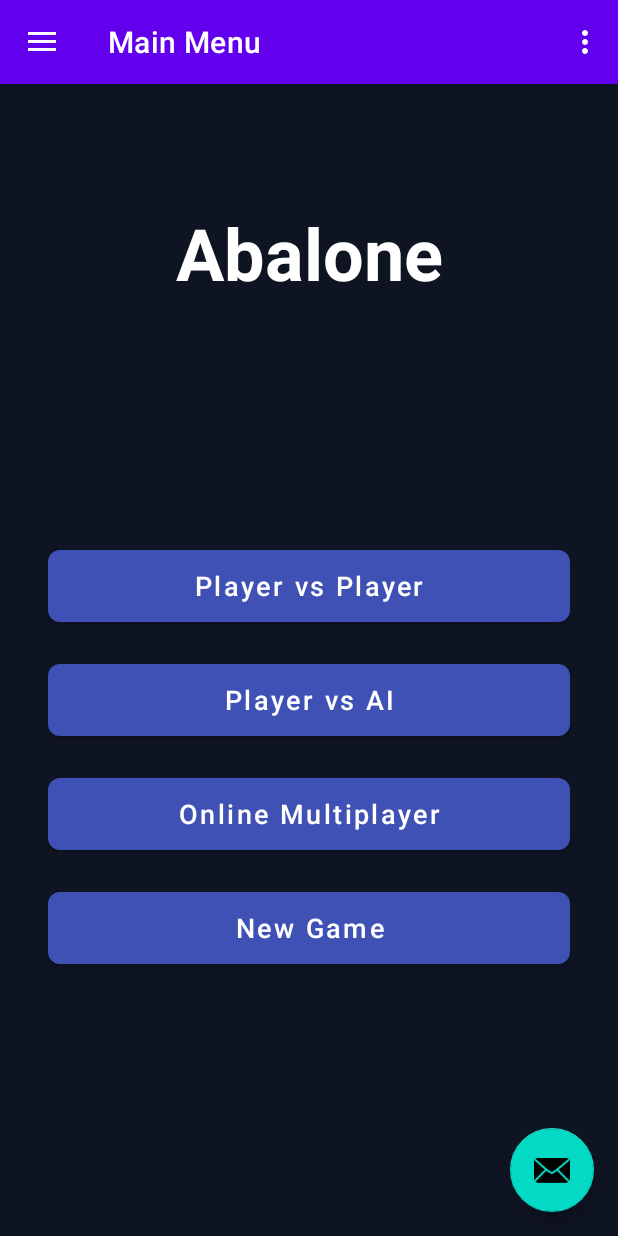
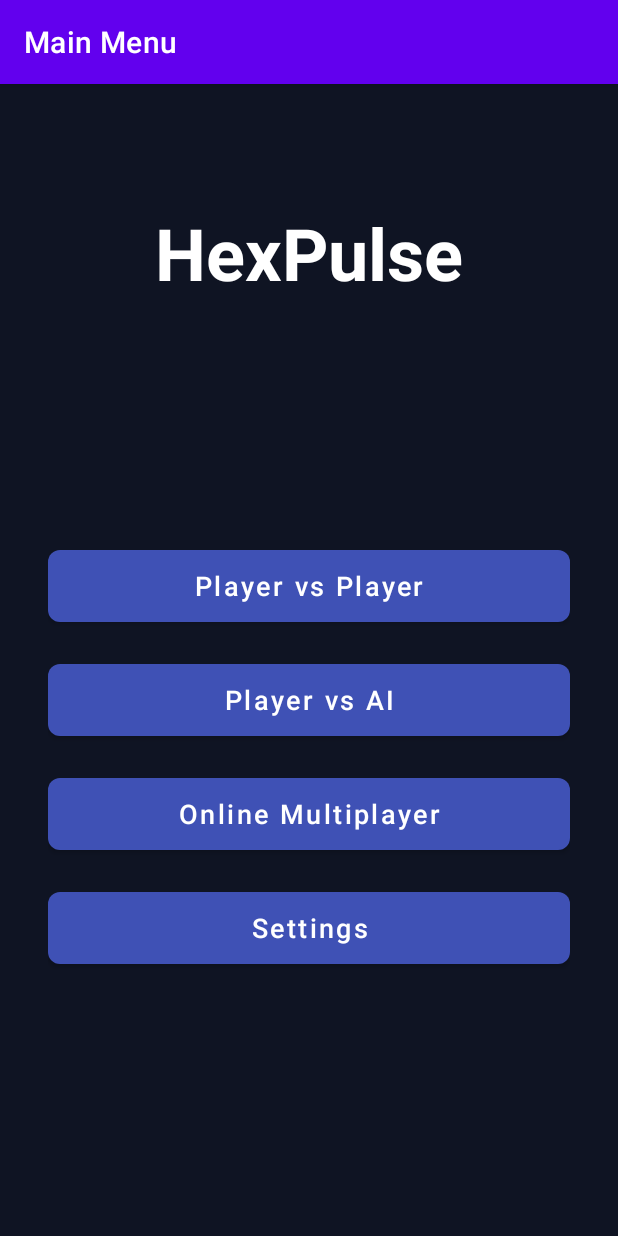
Before and after one commit to pepperonas/HexPulse, an Android app: the screen it shows after launch (MainActivity), on a phone screen of 412 x 824 dp. Run offline under Robolectric (Android 15) with nearby library versions, the phone set to English and light mode, and no system bars; our stand-ins replace navigation-ui.

Commit message:
- backup

```diff
--- a/app/src/main/java/io/celox/hexpulse/MainActivity.java
+++ b/app/src/main/java/io/celox/hexpulse/MainActivity.java
@@ -1,17 +1,11 @@
 package io.celox.hexpulse;
 
 import android.os.Bundle;
-import android.view.View;
-import android.view.Menu;
-
-import com.google.android.material.snackbar.Snackbar;
-import com.google.android.material.navigation.NavigationView;
 
 import androidx.navigation.NavController;
 import androidx.navigation.Navigation;
 import androidx.navigation.ui.AppBarConfiguration;
 import androidx.navigation.ui.NavigationUI;
-import androidx.drawerlayout.widget.DrawerLayout;
 import androidx.appcompat.app.AppCompatActivity;
 
 import io.celox.hexpulse.databinding.ActivityMainBinding;
@@ -28,34 +22,16 @@ public class MainActivity extends AppCompatActivity {
         binding = ActivityMainBinding.inflate(getLayoutInflater());
         setContentView(binding.getRoot());
 
-        setSupportActionBar(binding.appBarMain.toolbar);
-        binding.appBarMain.fab.setOnClickListener(new View.OnClickListener() {
-            @Override
-            public void onClick(View view) {
-                Snackbar.make(view, "Replace with your own action", Snackbar.LENGTH_LONG)
-                        .setAction("Action", null)
-                        .setAnchorView(R.id.fab).show();
-            }
-        });
-        DrawerLayout drawer = binding.drawerLayout;
-        NavigationView navigationView = binding.navView;
-        // Passing each menu ID as a set of Ids because each
-        // menu should be considered as top level destinations.
+        setSupportActionBar(binding.toolbar);
+
+        // Configure navigation - all destinations are now top level since no drawer
         mAppBarConfiguration = new AppBarConfiguration.Builder(
                 R.id.nav_home, R.id.nav_gallery, R.id.nav_online_game, R.id.nav_slideshow)
-                .setOpenableLayout(drawer)
                 .build();
         NavController navController = Navigation.findNavController(this, R.id.nav_host_fragment_content_main);
         NavigationUI.setupActionBarWithNavController(this, navController, mAppBarConfiguration);
-        NavigationUI.setupWithNavController(navigationView, navController);
     }
 
-    @Override
-    public boolean onCreateOptionsMenu(Menu menu) {
-        // Inflate the menu; this adds items to the action bar if it is present.
-        getMenuInflater().inflate(R.menu.main, menu);
-        return true;
-    }
 
     @Override
     public boolean onSupportNavigateUp() {
--- a/app/src/main/java/io/celox/hexpulse/ui/home/HomeFragment.java
+++ b/app/src/main/java/io/celox/hexpulse/ui/home/HomeFragment.java
@@ -38,10 +38,8 @@ public class HomeFragment extends Fragment {
             Navigation.findNavController(v).navigate(R.id.nav_online_game);
         });
 
-        binding.btnNewGame.setOnClickListener(v -> {
-            Bundle args = new Bundle();
-            args.putString("game_mode", "NEW");
-            Navigation.findNavController(v).navigate(R.id.nav_gallery, args);
+        binding.btnSettings.setOnClickListener(v -> {
+            Navigation.findNavController(v).navigate(R.id.nav_slideshow);
         });
 
         return root;
--- a/app/src/main/res/layout/activity_main.xml
+++ b/app/src/main/res/layout/activity_main.xml
@@ -1,25 +1,25 @@
 <?xml version="1.0" encoding="utf-8"?>
-<androidx.drawerlayout.widget.DrawerLayout xmlns:android="http://schemas.android.com/apk/res/android"
+<androidx.coordinatorlayout.widget.CoordinatorLayout xmlns:android="http://schemas.android.com/apk/res/android"
     xmlns:app="http://schemas.android.com/apk/res-auto"
     xmlns:tools="http://schemas.android.com/tools"
-    android:id="@+id/drawer_layout"
     android:layout_width="match_parent"
     android:layout_height="match_parent"
-    android:fitsSystemWindows="true"
-    tools:openDrawer="start">
+    tools:context=".MainActivity">
 
-    <include
-        android:id="@+id/app_bar_main"
-        layout="@layout/app_bar_main"
+    <com.google.android.material.appbar.AppBarLayout
         android:layout_width="match_parent"
-        android:layout_height="match_parent" />
+        android:layout_height="wrap_content"
+        android:theme="@style/Theme.HexPulse.AppBarOverlay">
 
-    <com.google.android.material.navigation.NavigationView
-        android:id="@+id/nav_view"
-        android:layout_width="wrap_content"
-        android:layout_height="match_parent"
-        android:layout_gravity="start"
-        android:fitsSystemWindows="true"
-        app:headerLayout="@layout/nav_header_main"
-        app:menu="@menu/activity_main_drawer" />
-</androidx.drawerlayout.widget.DrawerLayout>
+        <androidx.appcompat.widget.Toolbar
+            android:id="@+id/toolbar"
+            android:layout_width="match_parent"
+            android:layout_height="?attr/actionBarSize"
+            android:background="?attr/colorPrimary"
+            app:popupTheme="@style/Theme.HexPulse.PopupOverlay" />
+
+    </com.google.android.material.appbar.AppBarLayout>
+
+    <include layout="@layout/content_main" />
+
+</androidx.coordinatorlayout.widget.CoordinatorLayout>
--- a/app/src/main/res/layout/app_bar_main.xml
+++ /dev/null
@@ -1,34 +0,0 @@
-<?xml version="1.0" encoding="utf-8"?>
-<androidx.coordinatorlayout.widget.CoordinatorLayout xmlns:android="http://schemas.android.com/apk/res/android"
-    xmlns:app="http://schemas.android.com/apk/res-auto"
-    xmlns:tools="http://schemas.android.com/tools"
-    android:layout_width="match_parent"
-    android:layout_height="match_parent"
-    tools:context=".MainActivity">
-
-    <com.google.android.material.appbar.AppBarLayout
-        android:layout_width="match_parent"
-        android:layout_height="wrap_content"
-        android:theme="@style/Theme.HexPulse.AppBarOverlay">
-
-        <androidx.appcompat.widget.Toolbar
-            android:id="@+id/toolbar"
-            android:layout_width="match_parent"
-            android:layout_height="?attr/actionBarSize"
-            android:background="?attr/colorPrimary"
-            app:popupTheme="@style/Theme.HexPulse.PopupOverlay" />
-
-    </com.google.android.material.appbar.AppBarLayout>
-
-    <include layout="@layout/content_main" />
-
-    <com.google.android.material.floatingactionbutton.FloatingActionButton
-        android:id="@+id/fab"
-        android:layout_width="wrap_content"
-        android:layout_height="wrap_content"
-        android:layout_gravity="bottom|end"
-        android:layout_marginEnd="@dimen/fab_margin"
-        android:layout_marginBottom="16dp"
-        app:srcCompat="@android:drawable/ic_dialog_email" />
-
-</androidx.coordinatorlayout.widget.CoordinatorLayout>
--- a/app/src/main/res/layout/content_main.xml
+++ b/app/src/main/res/layout/content_main.xml
@@ -5,7 +5,7 @@
     android:layout_width="match_parent"
     android:layout_height="match_parent"
     app:layout_behavior="@string/appbar_scrolling_view_behavior"
-    tools:showIn="@layout/app_bar_main">
+    tools:showIn="@layout/activity_main">
 
     <fragment
         android:id="@+id/nav_host_fragment_content_main"
--- a/app/src/main/res/layout/fragment_home.xml
+++ b/app/src/main/res/layout/fragment_home.xml
@@ -60,11 +60,11 @@
             style="@style/AbaloneButton" />
 
         <Button
-            android:id="@+id/btn_new_game"
+            android:id="@+id/btn_settings"
             android:layout_width="match_parent"
             android:layout_height="60dp"
             android:layout_marginBottom="16dp"
-            android:text="@string/new_game"
+            android:text="@string/settings"
             android:textSize="18sp"
             style="@style/AbaloneButton" />
 
--- a/app/src/main/res/layout/fragment_slideshow.xml
+++ b/app/src/main/res/layout/fragment_slideshow.xml
@@ -55,7 +55,7 @@
                 android:id="@+id/spinner_ai_difficulty"
                 android:layout_width="match_parent"
                 android:layout_height="48dp"
-                android:background="@color/background_dark"
+                android:background="@drawable/spinner_background"
                 android:layout_marginBottom="8dp" />
 
         </LinearLayout>
@@ -90,7 +90,7 @@
                 android:id="@+id/spinner_theme"
                 android:layout_width="match_parent"
                 android:layout_height="48dp"
-                android:background="@color/background_dark"
+                android:background="@drawable/spinner_background"
                 android:layout_marginBottom="8dp" />
 
         </LinearLayout>
--- a/app/src/main/res/menu/activity_main_drawer.xml
+++ /dev/null
@@ -1,24 +0,0 @@
-<?xml version="1.0" encoding="utf-8"?>
-<menu xmlns:android="http://schemas.android.com/apk/res/android"
-    xmlns:tools="http://schemas.android.com/tools"
-    tools:showIn="navigation_view">
-
-    <group android:checkableBehavior="single">
-        <item
-            android:id="@+id/nav_home"
-            android:icon="@drawable/ic_menu_camera"
-            android:title="@string/menu_home" />
-        <item
-            android:id="@+id/nav_gallery"
-            android:icon="@drawable/ic_menu_gallery"
-            android:title="@string/menu_gallery" />
-        <item
-            android:id="@+id/nav_online_game"
-            android:icon="@drawable/ic_menu_online"
-            android:title="@string/menu_online" />
-        <item
-            android:id="@+id/nav_slideshow"
-            android:icon="@drawable/ic_menu_slideshow"
-            android:title="@string/menu_slideshow" />
-    </group>
-</menu>
--- a/app/src/main/res/values/strings.xml
+++ b/app/src/main/res/values/strings.xml
@@ -1,19 +1,13 @@
 <resources>
     <string name="app_name">HexPulse</string>
-    <string name="navigation_drawer_open">Open navigation drawer</string>
-    <string name="navigation_drawer_close">Close navigation drawer</string>
-    <string name="nav_header_title">Android Studio</string>
-    <string name="nav_header_subtitle">android.studio@android.com</string>
-    <string name="nav_header_desc">Navigation header</string>
     <string name="action_settings">Settings</string>
 
     <string name="menu_home">Main Menu</string>
-    <string name="menu_gallery">Abalone Game</string>
+    <string name="menu_gallery">HexPulse</string>
     <string name="menu_slideshow">Settings</string>
 
     <!-- Abalone Game Strings -->
-    <string name="game_title">Abalone</string>
-    <string name="new_game">New Game</string>
+    <string name="game_title">HexPulse</string>
     <string name="player_vs_player">Player vs Player</string>
     <string name="player_vs_ai">Player vs AI</string>
     <string name="settings">Settings</string>
@@ -49,8 +43,8 @@
     <string name="connection_status">Connection Status</string>
     <string name="connected">Connected</string>
     <string name="disconnected">Disconnected</string>
-    <string name="connecting">Connecting...</string>
-    <string name="waiting_for_players">Waiting for players...</string>
+    <string name="connecting">Connecting…</string>
+    <string name="waiting_for_players">Waiting for players…</string>
     <string name="room_created">Room created successfully!</string>
     <string name="room_joined">Joined room successfully!</string>
     <string name="room_full">Room is full</string>
@@ -66,5 +60,5 @@
     <string name="player_left">Player left the room</string>
     <string name="you_are_host">You are the host</string>
     <string name="waiting_for_host">Waiting for host to start the game</string>
-    <string name="game_starting">Game starting...</string>
+    <string name="game_starting">Game starting…</string>
 </resources>
```
Also changed, not shown: app/src/main/java/io/celox/hexpulse/game/AIDifficulty.java (+47 -8 lines), app/src/main/java/io/celox/hexpulse/game/AbaloneAI.java (+241 -57 lines), app/src/main/java/io/celox/hexpulse/ui/slideshow/SlideshowFragment.java (+4 -4 lines), app/src/main/res/drawable/spinner_background.xml (added, +28 -0 lines), app/src/main/res/layout/nav_header_main.xml (deleted, +0 -35 lines), app/src/main/res/layout/spinner_dropdown_item.xml (added, +11 -0 lines), app/src/main/res/layout/spinner_item.xml (added, +10 -0 lines), 3 other files.
